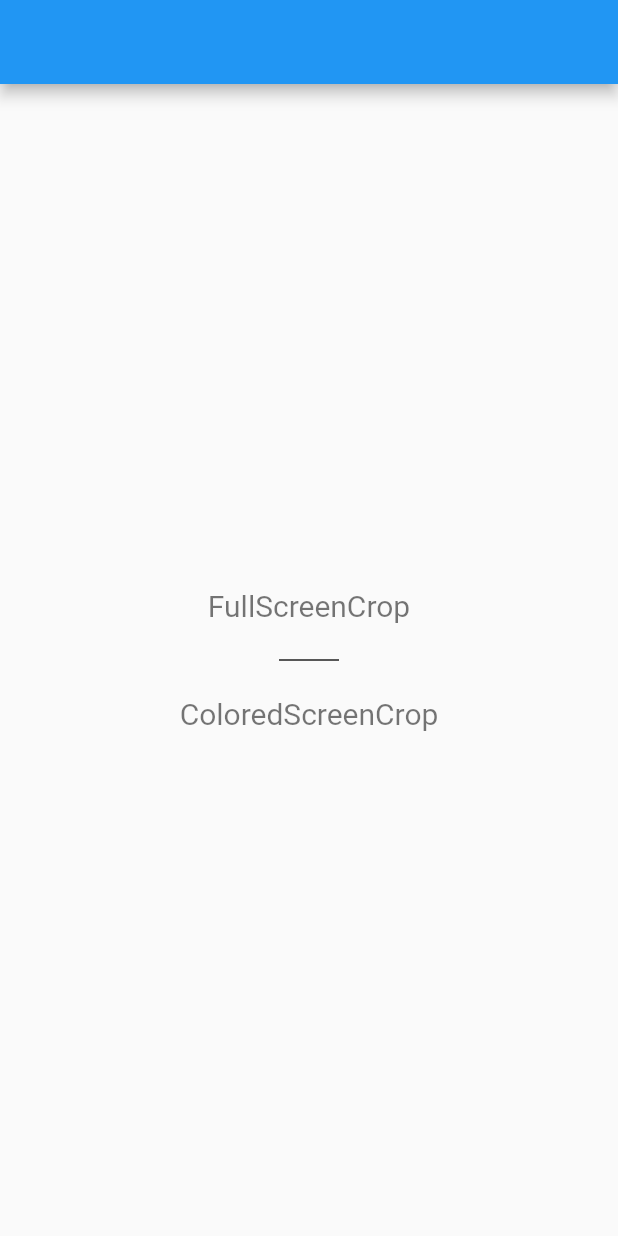
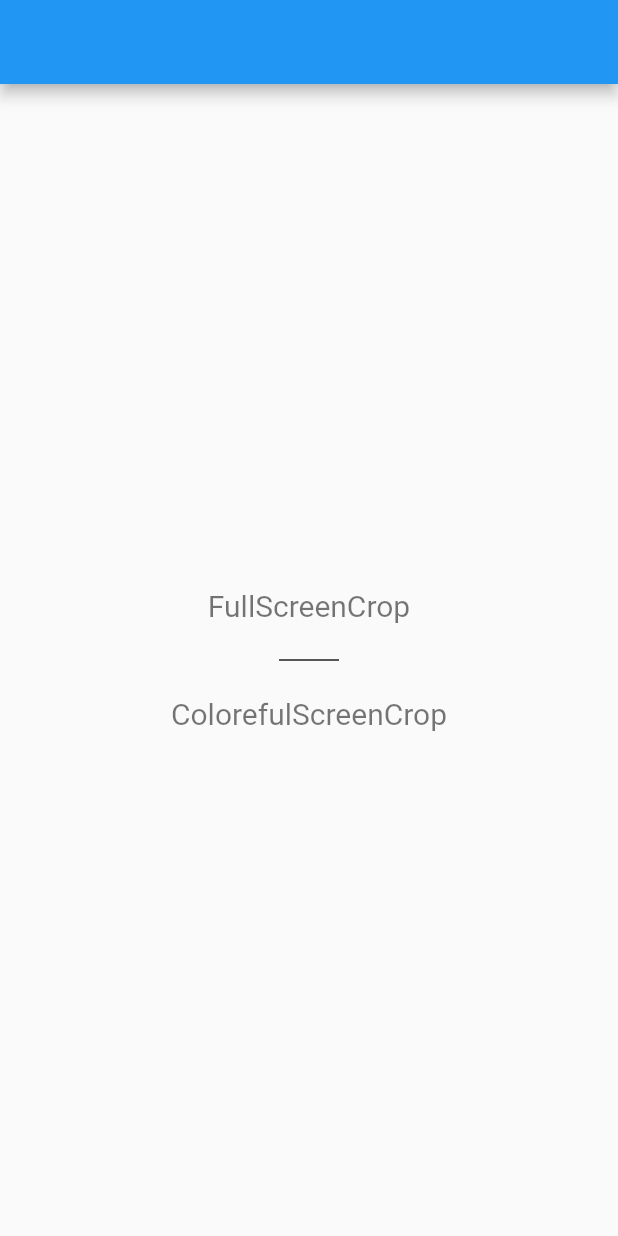
Before and after one commit to chooyan-eng/crop_your_image_gallery, a Flutter app: the screen it shows after launch, on a phone screen of 412 x 824 dp. Run offline on Flutter 3.47's test engine with Material 2 defaults, Android fonts, the phone set to English and light mode, and no system bars; missing offline and left inert: crop_your_image.

Commit message:
change class name

```diff
--- a/lib/main.dart
+++ b/lib/main.dart
@@ -1,4 +1,4 @@
-import 'package:cropyourimage_gallery/page/colored_screen_crop.dart';
+import 'package:cropyourimage_gallery/page/colorful_screen_crop.dart';
 import 'package:cropyourimage_gallery/page/full_screen_crop.dart';
 import 'package:cropyourimage_gallery/provider/image_data_notifier.dart';
 import 'package:flutter/material.dart';
@@ -38,7 +38,7 @@ class MyHomePage extends StatefulWidget {
 class _MyHomePageState extends State<MyHomePage> {
   static const pages = const [
     FullScreenCrop(),
-    ColoredScreenCrop(),
+    ColorefulScreenCrop(),
   ];
 
   @override
--- a/lib/page/colored_screen_crop.dart
+++ b/lib/page/colorful_screen_crop.dart
@@ -5,14 +5,14 @@ import 'package:cropyourimage_gallery/provider/image_data_notifier.dart';
 import 'package:flutter/material.dart';
 import 'package:provider/provider.dart';
 
-class ColoredScreenCrop extends StatefulWidget {
-  const ColoredScreenCrop();
+class ColorefulScreenCrop extends StatefulWidget {
+  const ColorefulScreenCrop();
 
   @override
-  _ColoredScreenCropState createState() => _ColoredScreenCropState();
+  _ColorefulScreenCropState createState() => _ColorefulScreenCropState();
 }
 
-class _ColoredScreenCropState extends State<ColoredScreenCrop> {
+class _ColorefulScreenCropState extends State<ColorefulScreenCrop> {
   final _controller = CropController();
 
   var _isProcessing = false;
@@ -36,7 +36,7 @@ class _ColoredScreenCropState extends State<ColoredScreenCrop> {
       appBar: AppBar(
         backgroundColor: Colors.lightBlue.shade50,
         title: Text(
-          'Colored Screen Crop',
+          'Coloreful Screen Crop',
           style: TextStyle(color: Colors.blue),
         ),
         actions: [
```
